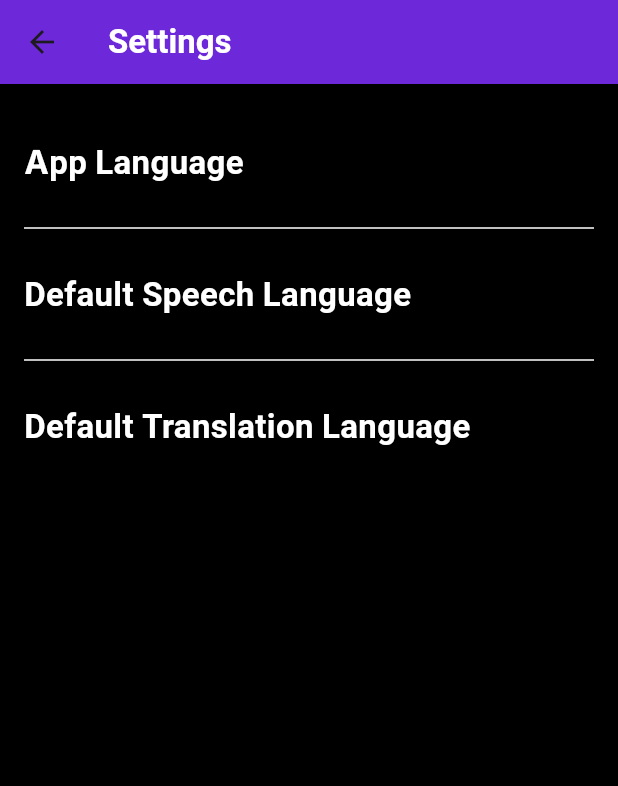
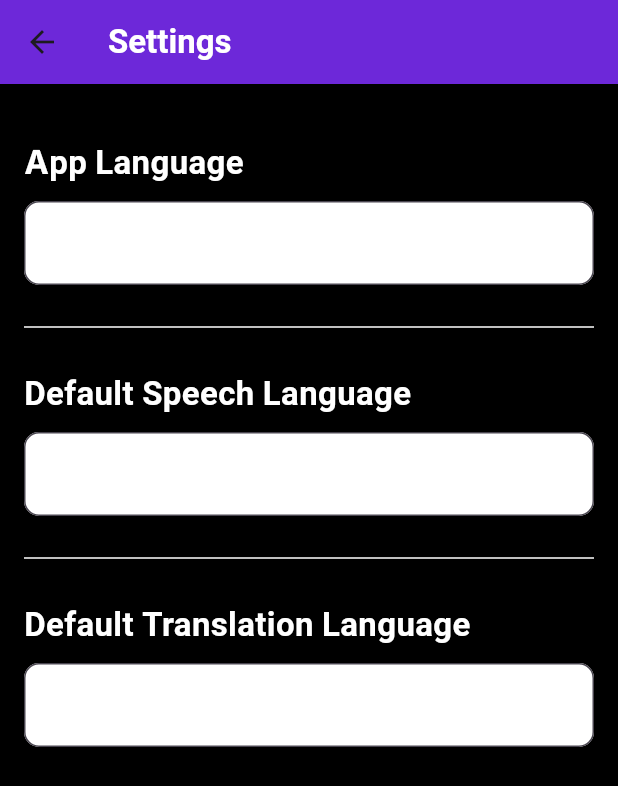
Before and after one commit to DrFidget/CHIT_CHAT, a Flutter app: the LanguageSettingsPage screen opened directly, on a phone screen of 412 x 824 dp. Shown: the top 786 px of the screen. Run offline on Flutter 3.47's test engine with Material 3 defaults, Android fonts, the phone set to English and light mode, and no system bars; our stand-ins replace audioplayers, awesome_notifications, cloud_firestore, cloud_functions, firebase_auth, firebase_core and 12 more; missing offline and left inert: audio_session, contactus, flutter_webrtc, record_mp3; accounts and stored records are empty; network calls fail; Roboto replaces fonts that are missing (Jockey One).

Commit message:
improved settings and fixed bugs

```diff
--- a/lib/main.dart
+++ b/lib/main.dart
@@ -99,6 +99,7 @@ void main() async {
     await Hive.initFlutter();
     Hive.registerAdapter(UserClassAdapter());
     await Hive.openBox<UserClass>('userBox');
+    await Hive.openBox('AppSettings');
   } catch (e) {
     print("error loading hive error : $e");
   }
--- a/lib/pages/MainDashboard/Groups/DisplayAllGroupChats.dart
+++ b/lib/pages/MainDashboard/Groups/DisplayAllGroupChats.dart
@@ -44,6 +44,7 @@ Widget DisplayAllGroupChats(
                               UNAME: groupName,
                               chatRoomMembers: chatRoomMembers,
                               groupcreatorId: groupcreatorId,
+                              chatRoom: chatRoom,
                             ),
                           ),
                         );
--- a/lib/pages/settings/contact.dart
+++ b/lib/pages/settings/contact.dart
@@ -20,8 +20,8 @@ class ContactPage extends StatelessWidget {
         backgroundColor: Color.fromARGB(255, 109, 40, 217),
       ),
       body: ContactUs(
-        cardColor: Color.fromARGB(255, 109, 40, 217),
-        textColor: Colors.white,
+        cardColor: Color.fromARGB(255, 255, 255, 255),
+        textColor: const Color.fromARGB(255, 109, 40, 217),
         logo: null, // Remove the image
         email: 'yourapp@example.com',
         companyName: 'Chit Chat',
--- a/lib/pages/settings/language.dart
+++ b/lib/pages/settings/language.dart
@@ -1,12 +1,21 @@
 import 'package:flutter/material.dart';
 import 'package:google_fonts/google_fonts.dart';
 
-class LanguageSettingsPage extends StatelessWidget {
+class LanguageSettingsPage extends StatefulWidget {
+  @override
+  _LanguageSettingsPageState createState() => _LanguageSettingsPageState();
+}
+
+class _LanguageSettingsPageState extends State<LanguageSettingsPage> {
   final List<Map<String, String>> languages = [
     {'code': 'en', 'name': 'English'},
     {'code': 'ur', 'name': 'Urdu'},
     // Add more languages as needed
   ];
+
+  String? _selectedAppLanguage;
+  String? _selectedSpeechLanguage;
+  String? _selectedTranslationLanguage;
 
   @override
   Widget build(BuildContext context) {
@@ -30,17 +39,27 @@ class LanguageSettingsPage extends StatelessWidget {
           crossAxisAlignment: CrossAxisAlignment.start,
           children: [
             SizedBox(height: 20),
-            _buildSectionTitle(context, 'App Language'),
+            _buildDropdown(context, 'App Language', _selectedAppLanguage,
+                (value) => setState(() => _selectedAppLanguage = value)),
             SizedBox(height: 20),
             Divider(
                 color: Colors.white), // Use white color divider for contrast
             SizedBox(height: 20),
-            _buildSectionTitle(context, 'Default Speech Language'),
+            _buildDropdown(
+                context,
+                'Default Speech Language',
+                _selectedSpeechLanguage,
+                (value) => setState(() => _selectedSpeechLanguage = value)),
             SizedBox(height: 20),
             Divider(
                 color: Colors.white), // Use white color divider for contrast
             SizedBox(height: 20),
-            _buildSectionTitle(context, 'Default Translation Language'),
+            _buildDropdown(
+                context,
+                'Default Translation Language',
+                _selectedTranslationLanguage,
+                (value) =>
+                    setState(() => _selectedTranslationLanguage = value)),
             SizedBox(height: 20),
           ],
         ),
@@ -48,70 +67,12 @@ class LanguageSettingsPage extends StatelessWidget {
     );
   }
 
-  void _showLanguageOptions(BuildContext context, String sectionTitle) {
-    showModalBottomSheet(
-      context: context,
-      shape: RoundedRectangleBorder(
-        borderRadius: BorderRadius.vertical(top: Radius.circular(20.0)),
-      ),
-      builder: (BuildContext context) {
-        return Container(
-          color: Colors.black,
-          padding: EdgeInsets.all(16.0),
-          child: Column(
-            mainAxisSize: MainAxisSize.min,
+  Widget _buildDropdown(BuildContext context, String title,
+      String? selectedValue, ValueChanged<String?> onChanged) {
+    return Column(
+      crossAxisAlignment: CrossAxisAlignment.start,
       children: [
-              _buildSectionTitle(context, sectionTitle),
-              SizedBox(height: 10),
-              _buildLanguageList(context),
-              SizedBox(height: 20),
-            ],
-          ),
-        );
-      },
-    );
-  }
-
-  Widget _buildLanguageList(BuildContext context) {
-    return ListView.builder(
-      shrinkWrap: true,
-      physics: NeverScrollableScrollPhysics(),
-      itemCount: languages.length,
-      itemBuilder: (context, index) {
-        final language = languages[index];
-        return GestureDetector(
-          onTap: () {
-            // Implement logic to set selected language
-            // For example, save to SharedPreferences and update UI
-            Navigator.pop(context, language['code']);
-          },
-          child: Container(
-            margin: EdgeInsets.symmetric(vertical: 8.0),
-            padding: EdgeInsets.all(12.0),
-            decoration: BoxDecoration(
-              color: Color.fromARGB(255, 109, 40, 217),
-              borderRadius: BorderRadius.circular(10),
-            ),
-            child: Text(
-              language['name']!,
-              style: TextStyle(
-                color: Colors.white,
-                fontSize: 18,
-                fontWeight: FontWeight.bold,
-              ),
-            ),
-          ),
-        );
-      },
-    );
-  }
-
-  Widget _buildSectionTitle(BuildContext context, String title) {
-    return GestureDetector(
-      onTap: () {
-        _showLanguageOptions(context, title);
-      },
-      child: Text(
+        Text(
           title,
           style: GoogleFonts.jockeyOne(
             textStyle: TextStyle(
@@ -121,6 +82,31 @@ class LanguageSettingsPage extends StatelessWidget {
             ),
           ),
         ),
+        SizedBox(height: 10),
+        DropdownButtonFormField<String>(
+          value: selectedValue,
+          onChanged: onChanged,
+          items: languages.map((language) {
+            return DropdownMenuItem<String>(
+              value: language['code'],
+              child: Text(
+                language['name']!,
+                style: TextStyle(color: Colors.black),
+              ),
+            );
+          }).toList(),
+          decoration: InputDecoration(
+            filled: true,
+            fillColor: Colors.white,
+            border: OutlineInputBorder(
+              borderRadius: BorderRadius.circular(10.0),
+            ),
+          ),
+          dropdownColor: Colors.white,
+          icon: Icon(Icons.arrow_drop_down, color: Colors.white),
+          style: TextStyle(color: Colors.black),
+        ),
+      ],
     );
   }
 }
--- a/lib/types/ChatRoomClass.dart
+++ b/lib/types/ChatRoomClass.dart
@@ -8,6 +8,8 @@ class ChatRoom {
   String? roomType;
   Timestamp? timeStamp;
   List<dynamic>? members;
+  String? description;
+  String? imageLink;
 
   ChatRoom({
     this.creatorId,
--- a/lib/types/UserClass.dart
+++ b/lib/types/UserClass.dart
@@ -16,6 +16,8 @@ class UserClass {
   String? ID;
   @HiveField(5)
   String? imageLink;
+  @HiveField(6)
+  List<String>? blockList;
   //piture
   //bio
   //
@@ -27,7 +29,7 @@ class UserClass {
     this.timeStamp,
     this.ID,
     this.imageLink,
-
+    this.blockList,
   });
   factory UserClass.fromJson(Map<String, dynamic> json) {
     return UserClass(
@@ -37,6 +39,7 @@ class UserClass {
       timeStamp: json['timeStamp'],
       ID: json['ID'],
       imageLink: json['imageLink'],
+      blockList: json['blockList'],
     );
   }
   void printUser() {
@@ -46,6 +49,7 @@ class UserClass {
     print('Timestamp: $timeStamp');
     print('ID: $ID');
     print('ImageLink: $imageLink');
+    print('BlockList: $blockList');
   }
   // UserClass.fromMap(Map<String, dynamic> json)
 }
```
Also changed, not shown: lib/pages/MainDashboard/Groups/MessagingPageGroup.dart (+8 -4 lines), lib/pages/MainDashboard/MainAppStructureDashBoard.dart (+27 -7 lines), lib/pages/settings/GroupSettings/GroupSettings.dart (+41 -31 lines), lib/pages/settings/profileSetting.dart (+48 -96 lines), lib/services/ChatBoxCollectionFireStore/chatCollection.dart (+7 -1 lines), lib/services/HiveBoxService/HiveService.dart (+20 -0 lines). Lines whose indentation alone changed are shown as unchanged.
